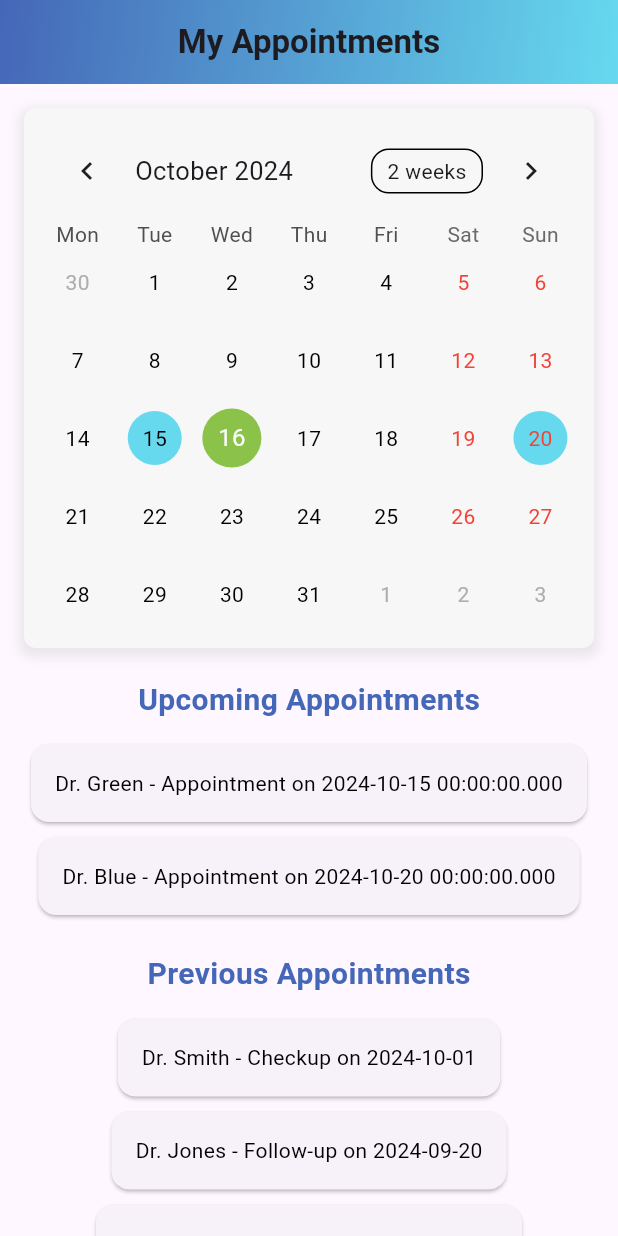
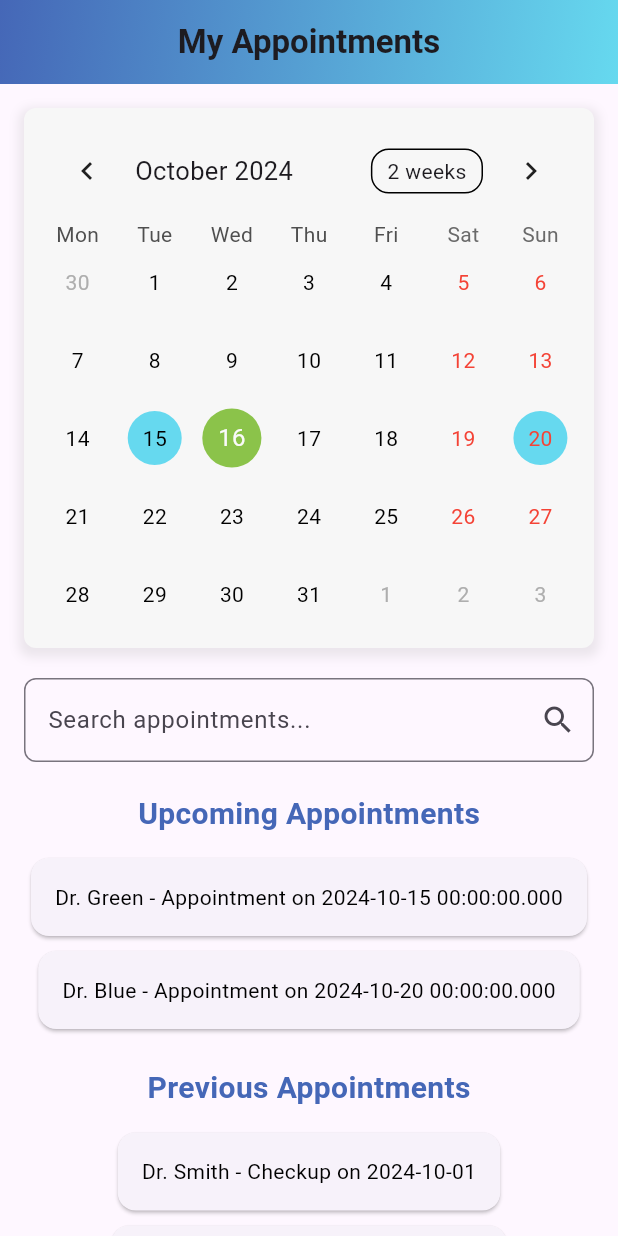
Before and after one commit to Mphare1/Care_connect_alx, a Flutter app: the screen it shows after launch, on a phone screen of 412 x 824 dp. Run offline on Flutter 3.47's test engine with Material 3 defaults, Android fonts, the phone set to English and light mode, and no system bars; drawn by our look-alikes of table_calendar.

```diff
--- a/lib/home_patience.dart
+++ b/lib/home_patience.dart
@@ -50,6 +50,8 @@ class _HomeScreenState extends State<HomeScreen> {
           child: Column(
             children: [
               _buildCalendar(),
+              const SizedBox(height: 20),
+              _buildSearchBar(),
               const SizedBox(height: 20),
               _buildAppointmentSection(),
               const SizedBox(height: 20),
@@ -142,6 +144,24 @@ class _HomeScreenState extends State<HomeScreen> {
                 ],
               ),
             );
+          },
+        ),
+      ),
+    );
+  }
+
+  Widget _buildSearchBar() {
+    return TextField(
+      decoration: InputDecoration(
+        hintText: "Search appointments...",
+        border: OutlineInputBorder(
+          borderRadius: BorderRadius.circular(8),
+          borderSide: BorderSide(color: Colors.grey),
+        ),
+        suffixIcon: IconButton(
+          icon: const Icon(Icons.search),
+          onPressed: () {
+            // Implement search functionality
           },
         ),
       ),
```
